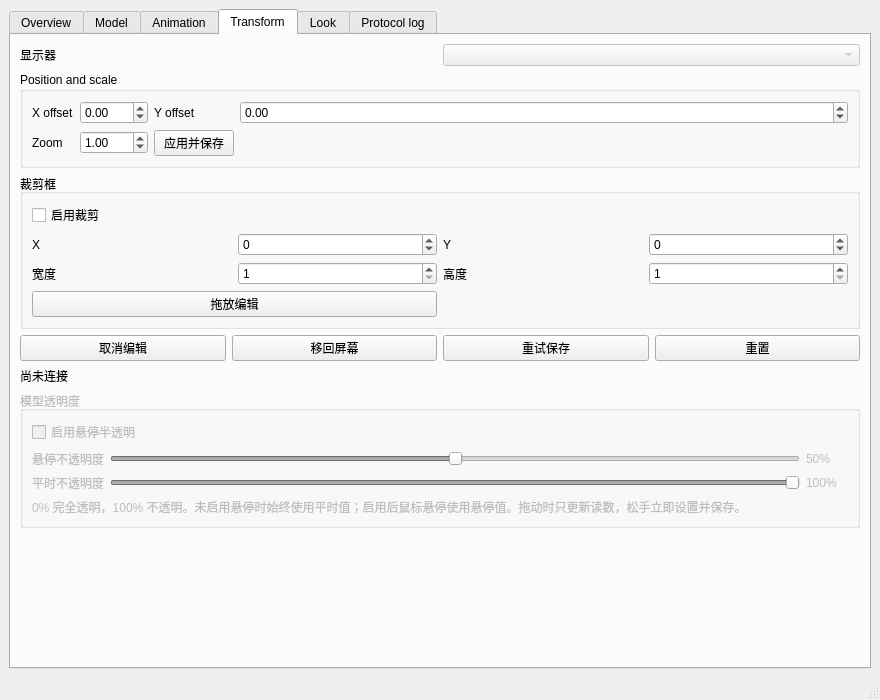
Old version of the form control/MainWindow.ui in the repository ad2248/DeskWaifu.
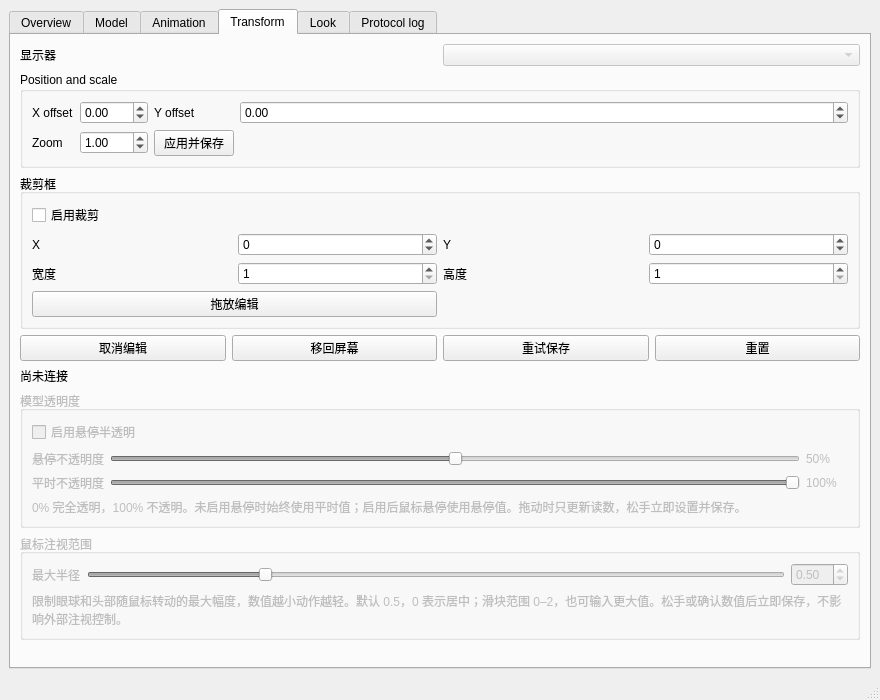
New version of the form. The open tabs and pages were chosen to show the change.

Commit message: feat: 添加鼠标注视最大半径设置

```diff
--- a/control/MainWindow.ui
+++ b/control/MainWindow.ui
@@ -625,7 +625,37 @@
           </widget>
          </item>
          <item>
-          <spacer name="transformSpacer">
+           <widget class="QGroupBox" name="mouseLookGroup">
+            <property name="enabled"><bool>false</bool></property>
+            <property name="title"><string>鼠标注视范围</string></property>
+            <layout class="QGridLayout" name="mouseLookLayout">
+             <item row="0" column="0"><widget class="QLabel" name="mouseLookRadiusLabel">
+              <property name="text"><string>最大半径</string></property>
+              <property name="buddy"><cstring>mouseLookRadiusSpin</cstring></property>
+             </widget></item>
+             <item row="0" column="1"><widget class="QSlider" name="mouseLookRadiusSlider">
+              <property name="maximum"><number>200</number></property>
+              <property name="value"><number>50</number></property>
+              <property name="tracking"><bool>false</bool></property>
+              <property name="orientation"><enum>Qt::Orientation::Horizontal</enum></property>
+              <property name="accessibleName"><string>鼠标注视最大半径</string></property>
+             </widget></item>
+             <item row="0" column="2"><widget class="QDoubleSpinBox" name="mouseLookRadiusSpin">
+              <property name="decimals"><number>2</number></property>
+              <property name="maximum"><double>10.000000</double></property>
+              <property name="singleStep"><double>0.050000</double></property>
+              <property name="value"><double>0.500000</double></property>
+              <property name="accessibleName"><string>鼠标注视最大半径数值</string></property>
+             </widget></item>
+             <item row="1" column="0" colspan="3"><widget class="QLabel" name="mouseLookHintLabel">
+              <property name="text"><string>限制眼球和头部随鼠标转动的最大幅度，数值越小动作越轻。默认 0.5，0 表示居中；滑块范围 0–2，也可输入更大值。松手或确认数值后立即保存，不影响外部注视控制。</string></property>
+              <property name="wordWrap"><bool>true</bool></property>
+             </widget></item>
+            </layout>
+           </widget>
+          </item>
+          <item>
+           <spacer name="transformSpacer">
           <property name="orientation">
            <enum>Qt::Orientation::Vertical</enum>
           </property>
```
The commit also changes 21 other files.
